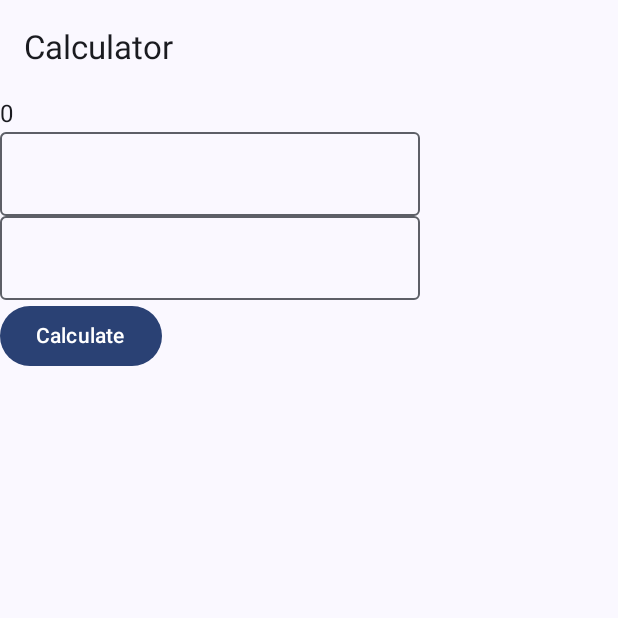
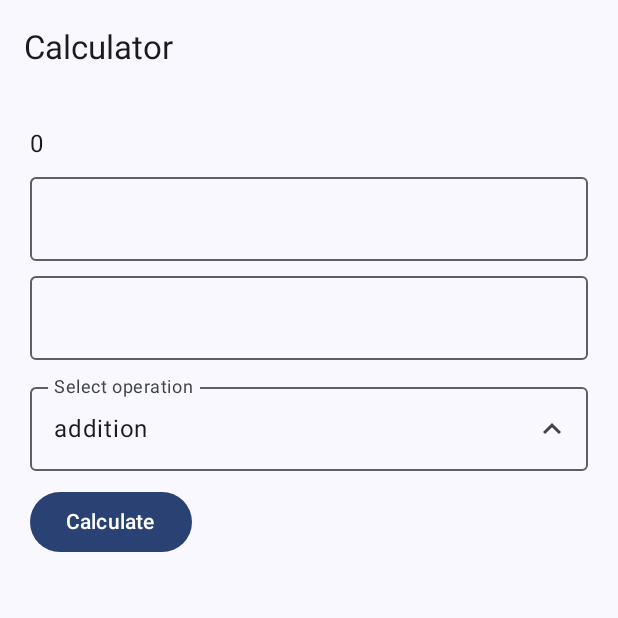
Before and after one commit to Ringoarena/se.sysdev.calculator-client, an Android app built with Jetpack Compose: the screen it shows after launch (MainActivity), on a phone screen of 412 x 824 dp, the top half of it. Run offline under Robolectric (Android 15) with nearby library versions, the phone set to English and light mode, and no system bars.

Commit message:
add support for selecting operation

```diff
--- a/app/src/main/java/se/sysdev/calculator_client/CalculatorApp.kt
+++ b/app/src/main/java/se/sysdev/calculator_client/CalculatorApp.kt
@@ -1,11 +1,21 @@
 package se.sysdev.calculator_client
 
+import androidx.compose.foundation.clickable
+import androidx.compose.foundation.layout.Arrangement
 import androidx.compose.foundation.layout.Column
 import androidx.compose.foundation.layout.fillMaxSize
+import androidx.compose.foundation.layout.fillMaxWidth
 import androidx.compose.foundation.layout.padding
+import androidx.compose.foundation.layout.width
 import androidx.compose.foundation.text.KeyboardOptions
+import androidx.compose.material.icons.Icons
+import androidx.compose.material.icons.filled.KeyboardArrowDown
+import androidx.compose.material.icons.filled.KeyboardArrowUp
 import androidx.compose.material3.Button
+import androidx.compose.material3.DropdownMenu
+import androidx.compose.material3.DropdownMenuItem
 import androidx.compose.material3.ExperimentalMaterial3Api
+import androidx.compose.material3.Icon
 import androidx.compose.material3.OutlinedTextField
 import androidx.compose.material3.Scaffold
 import androidx.compose.material3.Surface
@@ -14,15 +24,28 @@ import androidx.compose.material3.TopAppBar
 import androidx.compose.runtime.Composable
 import androidx.compose.runtime.collectAsState
 import androidx.compose.runtime.getValue
+import androidx.compose.runtime.mutableStateOf
+import androidx.compose.runtime.remember
+import androidx.compose.runtime.setValue
 import androidx.compose.ui.Modifier
+import androidx.compose.ui.geometry.Size
+import androidx.compose.ui.layout.onGloballyPositioned
+import androidx.compose.ui.platform.LocalDensity
 import androidx.compose.ui.text.input.KeyboardType
 import androidx.compose.ui.tooling.preview.Preview
+import androidx.compose.ui.unit.dp
+import androidx.compose.ui.unit.toSize
 import androidx.lifecycle.viewmodel.compose.viewModel
 import se.sysdev.calculator_client.ui.CalculatorViewModel
+
 
 @OptIn(ExperimentalMaterial3Api::class)
 @Composable
 fun CalculatorApp() {
+  var expanded by remember { mutableStateOf(false) }
+  val icon = if (expanded) Icons.Filled.KeyboardArrowDown else Icons.Filled.KeyboardArrowUp
+  var mTextFieldSize by remember { mutableStateOf(Size.Zero) }
+
   Scaffold(topBar = { TopAppBar(title = { Text("Calculator") }) }) { it ->
     Surface(
       modifier = Modifier
@@ -31,18 +54,54 @@ fun CalculatorApp() {
     ) {
       val calculatorViewModel: CalculatorViewModel = viewModel()
       val calculatorUiState by calculatorViewModel.uiState.collectAsState()
-            Column {
+      Column(
+        modifier = Modifier.padding(20.dp),
+        verticalArrangement = Arrangement.spacedBy(10.dp)
+      ) {
         Text(text = "${calculatorUiState.calculatedValue}")
         OutlinedTextField(
           value = calculatorViewModel.operandA,
           onValueChange = { calculatorViewModel.updateOperandA(it) },
+          modifier = Modifier.fillMaxWidth(),
           keyboardOptions = KeyboardOptions.Default.copy(keyboardType = KeyboardType.NumberPassword)
         )
         OutlinedTextField(
           value = calculatorViewModel.operandB,
           onValueChange = { calculatorViewModel.updateOperandB(it) },
+          modifier = Modifier.fillMaxWidth(),
           keyboardOptions = KeyboardOptions.Default.copy(keyboardType = KeyboardType.NumberPassword)
         )
+        Column {
+          OutlinedTextField(
+            value = calculatorViewModel.operation,
+            onValueChange = { },
+            modifier = Modifier
+              .fillMaxWidth()
+              .onGloballyPositioned { mTextFieldSize = it.size.toSize() },
+            label = { Text("Select operation") },
+            trailingIcon = {
+              Icon(
+                icon,
+                "description",
+                Modifier.clickable { expanded = !expanded })
+            }
+          )
+          DropdownMenu(
+            expanded,
+            onDismissRequest = { expanded = false },
+            modifier = Modifier
+              .width(with(LocalDensity.current) { mTextFieldSize.width.toDp() })
+          ) {
+            calculatorUiState.availableOperations.forEach {
+              DropdownMenuItem(
+                text = { Text(text = it) },
+                onClick = {
+                  calculatorViewModel.updateOperation(it)
+                  expanded = false
+                })
+            }
+          }
+        }
         Button(
           onClick = { calculatorViewModel.calculateAddition() }
         ) {
--- a/app/src/main/java/se/sysdev/calculator_client/MainActivity.kt
+++ b/app/src/main/java/se/sysdev/calculator_client/MainActivity.kt
@@ -7,12 +7,16 @@ import androidx.compose.foundation.layout.fillMaxSize
 import androidx.compose.material3.MaterialTheme
 import androidx.compose.material3.Surface
 import androidx.compose.ui.Modifier
+import androidx.lifecycle.viewmodel.compose.viewModel
+import se.sysdev.calculator_client.ui.CalculatorViewModel
 import se.sysdev.calculator_client.ui.theme.CalculatorclientTheme
 
 class MainActivity : ComponentActivity() {
   override fun onCreate(savedInstanceState: Bundle?) {
     super.onCreate(savedInstanceState)
     setContent {
+      val calculatorViewModel: CalculatorViewModel = viewModel()
+      calculatorViewModel.getOperations()
       CalculatorclientTheme {
         Surface(modifier = Modifier.fillMaxSize(), color = MaterialTheme.colorScheme.background) {
           CalculatorApp()
--- /dev/null
+++ b/app/src/main/java/se/sysdev/calculator_client/dto/CalculationRequest.kt
@@ -0,0 +1,6 @@
+package se.sysdev.calculator_client.dto
+
+data class CalculationRequest(
+  val operation: String,
+  val operands: List<Long>
+)
--- /dev/null
+++ b/app/src/main/java/se/sysdev/calculator_client/dto/CalculationResponse.kt
@@ -0,0 +1,5 @@
+package se.sysdev.calculator_client.dto
+
+data class CalculationResponse(
+  val result: Long
+)
--- /dev/null
+++ b/app/src/main/java/se/sysdev/calculator_client/dto/OperationsResponse.kt
@@ -0,0 +1,5 @@
+package se.sysdev.calculator_client.dto
+
+data class OperationsResponse(
+  val operations: List<String>
+)
--- a/app/src/main/java/se/sysdev/calculator_client/network/CalculatorApi.kt
+++ b/app/src/main/java/se/sysdev/calculator_client/network/CalculatorApi.kt
@@ -5,6 +5,10 @@ import retrofit2.Retrofit
 import retrofit2.converter.gson.GsonConverterFactory
 import retrofit2.http.POST
 import retrofit2.http.Body
+import retrofit2.http.GET
+import se.sysdev.calculator_client.dto.CalculationRequest
+import se.sysdev.calculator_client.dto.CalculationResponse
+import se.sysdev.calculator_client.dto.OperationsResponse
 
 private const val baseUrl = "https://calculator-lirxy4bywq-lz.a.run.app"
 
@@ -13,18 +17,11 @@ private val retrofit = Retrofit.Builder()
   .baseUrl(baseUrl)
   .build()
 
-data class CalculationRequest(
-  val operation: String,
-  val operands: List<Long>
-)
-
-data class CalculationResponse(
-  val result: Long
-)
-
 interface CalculatorApiService {
   @POST("v2/calculation")
   suspend fun calculate(@Body r: CalculationRequest): Response<CalculationResponse>
+  @GET("v2/operations")
+  suspend fun getOperations(): Response<OperationsResponse>
 }
 
 object CalculatorApi {
--- a/app/src/main/java/se/sysdev/calculator_client/ui/CalculatorUiState.kt
+++ b/app/src/main/java/se/sysdev/calculator_client/ui/CalculatorUiState.kt
@@ -1,5 +1,6 @@
 package se.sysdev.calculator_client.ui
 
 data class CalculatorUiState(
-  val calculatedValue: Long = 0
+  val calculatedValue: Long = 0,
+  val availableOperations: List<String> = emptyList()
 )
--- a/app/src/main/java/se/sysdev/calculator_client/ui/CalculatorViewModel.kt
+++ b/app/src/main/java/se/sysdev/calculator_client/ui/CalculatorViewModel.kt
@@ -10,8 +10,9 @@ import kotlinx.coroutines.flow.StateFlow
 import kotlinx.coroutines.flow.asStateFlow
 import kotlinx.coroutines.launch
 import retrofit2.Response
-import se.sysdev.calculator_client.network.CalculationRequest
-import se.sysdev.calculator_client.network.CalculationResponse
+import se.sysdev.calculator_client.dto.CalculationRequest
+import se.sysdev.calculator_client.dto.CalculationResponse
+import se.sysdev.calculator_client.dto.OperationsResponse
 import se.sysdev.calculator_client.network.CalculatorApi
 
 class CalculatorViewModel : ViewModel() {
@@ -24,12 +25,32 @@ class CalculatorViewModel : ViewModel() {
     var operandB by mutableStateOf("")
         private set
 
+    fun updateOperation(newValue: String) {
+        operation = newValue
+    }
+
     fun updateOperandA(newValue: String) {
         operandA = newValue
     }
 
     fun updateOperandB(newValue: String) {
         operandB = newValue
+    }
+
+    fun getOperations() {
+        viewModelScope.launch {
+            val response: Response<OperationsResponse> = try {
+              CalculatorApi.retrofitService.getOperations()
+            } catch (e: Exception) {
+                println("Exception when fetching operations ${e.message}")
+                return@launch
+            }
+            if (response.isSuccessful && response.body() != null) {
+                val availableOperations = response.body()!!.operations
+                println("Successfully received operations from server: ${availableOperations}")
+                _uiState.value = CalculatorUiState(0, availableOperations)
+            }
+        }
     }
 
     fun calculateAddition() {
@@ -39,16 +60,16 @@ class CalculatorViewModel : ViewModel() {
         val operands = listOf(aNum, bNum)
         val calculationRequest = CalculationRequest(operation, operands)
         viewModelScope.launch {
-            val resp: Response<CalculationResponse> = try {
+            val response: Response<CalculationResponse> = try {
                 CalculatorApi.retrofitService.calculate(calculationRequest)
             } catch (e: Exception) {
-                println("Exception when calling server: ${e.message}")
+                println("Exception when fetching result: ${e.message}")
                 return@launch
             }
-            if (resp.isSuccessful && resp.body() != null) {
-                val resultValue = resp.body()!!.result
+            if (response.isSuccessful && response.body() != null) {
+                val resultValue = response.body()!!.result
                 println("Successfully received result from server: $resultValue")
-                _uiState.value = CalculatorUiState(resultValue)
+                _uiState.value = CalculatorUiState(resultValue, uiState.value.availableOperations)
             }
         }
     }
```
Lines whose indentation alone changed are shown as unchanged.
